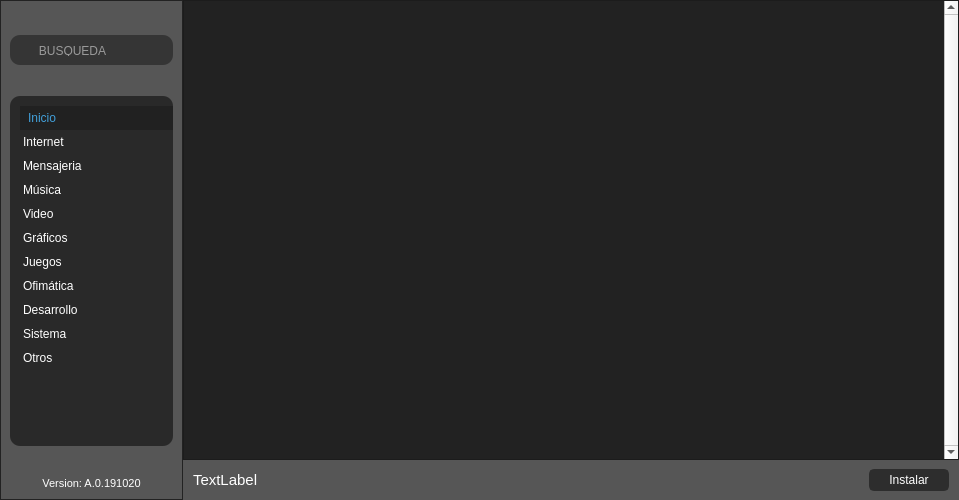
deepin-espanol/deepines-store, file guis/main.ui: the form before one commit.
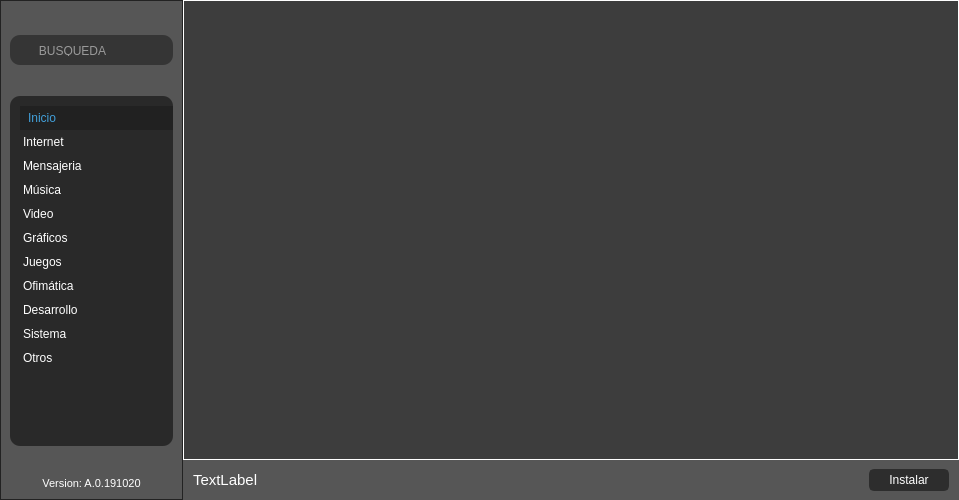
The form after the commit. Icons and pictures are not drawn.

```diff
--- a/guis/main.ui
+++ b/guis/main.ui
@@ -45,34 +45,6 @@
     <property name="spacing">
      <number>0</number>
     </property>
-    <item row="0" column="1" rowspan="2" colspan="4">
-     <widget class="QScrollArea" name="frame">
-      <property name="styleSheet">
-       <string notr="true">background-color: rgba(30, 30, 30, 220);
-</string>
-      </property>
-      <property name="verticalScrollBarPolicy">
-       <enum>Qt::ScrollBarAlwaysOn</enum>
-      </property>
-      <property name="widgetResizable">
-       <bool>true</bool>
-      </property>
-      <property name="alignment">
-       <set>Qt::AlignCenter</set>
-      </property>
-      <widget class="QWidget" name="scrollAreaWidgetContents_2">
-       <property name="geometry">
-        <rect>
-         <x>0</x>
-         <y>0</y>
-         <width>760</width>
-         <height>458</height>
-        </rect>
-       </property>
-       <layout class="QGridLayout" name="gridLayout"/>
-      </widget>
-     </widget>
-    </item>
     <item row="2" column="1" colspan="4">
      <widget class="QWidget" name="widget" native="true">
       <property name="minimumSize">
@@ -509,6 +481,47 @@
       </layout>
      </widget>
     </item>
+    <item row="0" column="1" rowspan="2" colspan="4">
+     <widget class="QScrollArea" name="frame">
+      <property name="styleSheet">
+       <string notr="true">background-color: transparent;</string>
+      </property>
+      <property name="verticalScrollBarPolicy">
+       <enum>Qt::ScrollBarAsNeeded</enum>
+      </property>
+      <property name="widgetResizable">
+       <bool>true</bool>
+      </property>
+      <property name="alignment">
+       <set>Qt::AlignCenter</set>
+      </property>
+      <widget class="QWidget" name="scroll_apps">
+       <property name="geometry">
+        <rect>
+         <x>0</x>
+         <y>0</y>
+         <width>774</width>
+         <height>458</height>
+        </rect>
+       </property>
+       <property name="styleSheet">
+        <string notr="true">#scroll_apps{
+	background-color: rgba(30, 30, 30, 220);
+background-image: url(../resources/Logo-oficial.png);
+background-attachment: fixed;
+background-repeat: no-repeat;
+position: absolute;
+bottom: 8px;
+right: 16px;
+height: 100px;
+width: auto;
+}
+</string>
+       </property>
+       <layout class="QGridLayout" name="gridLayout"/>
+      </widget>
+     </widget>
+    </item>
    </layout>
   </widget>
  </widget>
```
